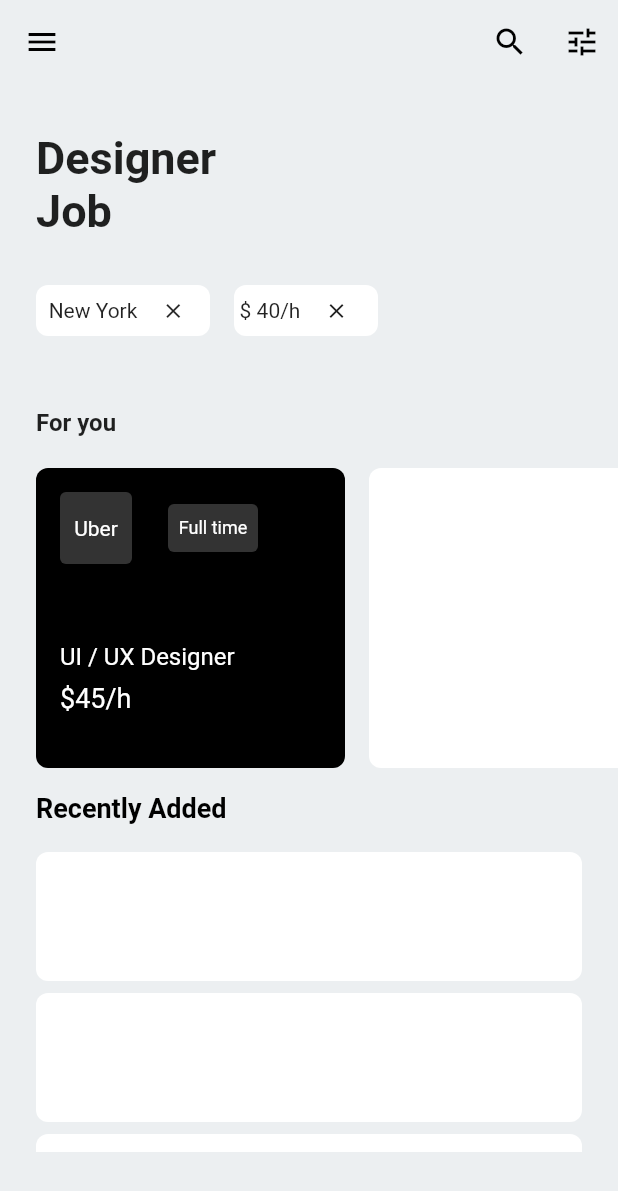
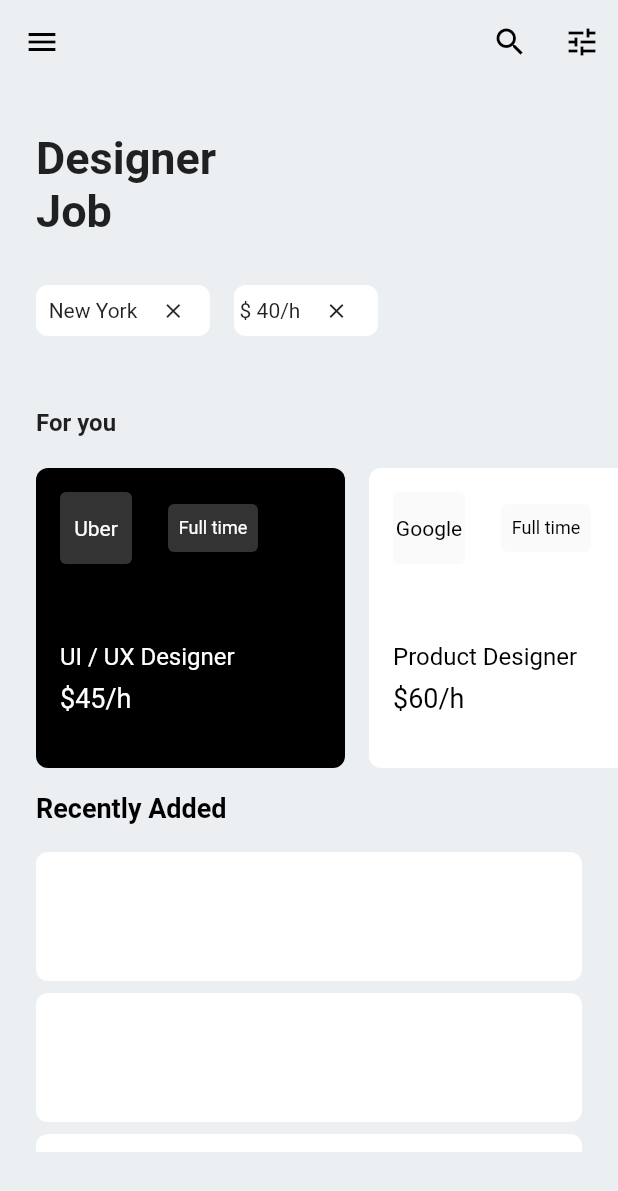
Before and after one commit to JAICHANGPARK/flutter_notebook_the_third_story, a Flutter app: the screen it shows after launch, on a phone screen of 412 x 824 dp. Shown: the top 1191 px of the screen. Run offline on Flutter 3.47's test engine with Material 2 defaults, Android fonts, the phone set to English and light mode, and no system bars; our stand-ins replace badges, dotted_border, fl_chart, google_fonts, page_transition, percent_indicator and 1 more.

Commit message:
Update main_page.dart

```diff
--- a/lib/job_finder_app/main_page.dart
+++ b/lib/job_finder_app/main_page.dart
@@ -210,10 +210,71 @@ class _MainPageState extends State<JopFinderMainPage> {
                         ),
                         Container(
                           width: MediaQuery.of(context).size.width / 2,
+                          margin: EdgeInsets.only(right: 16),
                           decoration: BoxDecoration(
                               color: Colors.white,
                               borderRadius: BorderRadius.circular(8)),
-                        )
+                          padding: EdgeInsets.only(left: 16, top: 16),
+                          child: Column(
+                            crossAxisAlignment: CrossAxisAlignment.start,
+                            children: <Widget>[
+                              Row(
+                                children: <Widget>[
+                                  Container(
+                                    height: 48,
+                                    width: 48,
+                                    decoration: BoxDecoration(
+                                      color: Colors.grey.shade50,
+                                      borderRadius: BorderRadius.circular(4),
+                                    ),
+                                    child: Center(
+                                      child: Text(
+                                        "Google",
+                                        style: TextStyle(
+                                          color: Colors.black,
+                                        ),
+                                      ),
+                                    ),
+                                  ),
+                                  SizedBox(
+                                    width: 24,
+                                  ),
+                                  Container(
+                                    height: 32,
+                                    width: 60,
+                                    decoration: BoxDecoration(
+                                      borderRadius: BorderRadius.circular(4),
+                                      color: Colors.grey.shade50,
+                                    ),
+                                    child: Center(
+                                      child: Text(
+                                        "Full time",
+                                        style: TextStyle(
+                                            color: Colors.black, fontSize: 12),
+                                      ),
+                                    ),
+                                  ),
+                                ],
+                              ),
+                              SizedBox(
+                                height: 52,
+                              ),
+                              Text(
+                                "Product Designer",
+                                style: TextStyle(
+                                    color: Colors.black, fontSize: 16),
+                              ),
+                              SizedBox(
+                                height: 8,
+                              ),
+                              Text(
+                                "\$60/h",
+                                style: TextStyle(
+                                    color: Colors.black, fontSize: 18),
+                              ),
+                            ],
+                          ),
+                        ),
                       ],
                     ),
                   )
```
